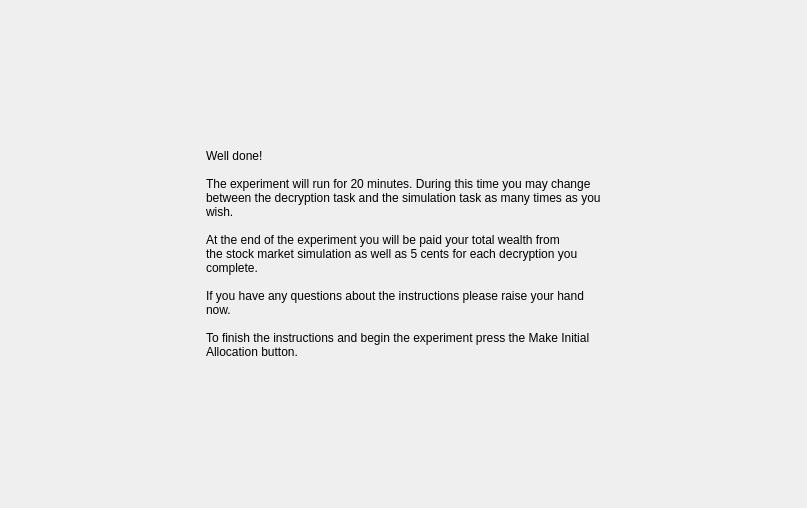
Before: the Qt Designer form MarketSimulation/instructionscreen8.ui in dwattttt/marketsim, drawn with Qt 5.
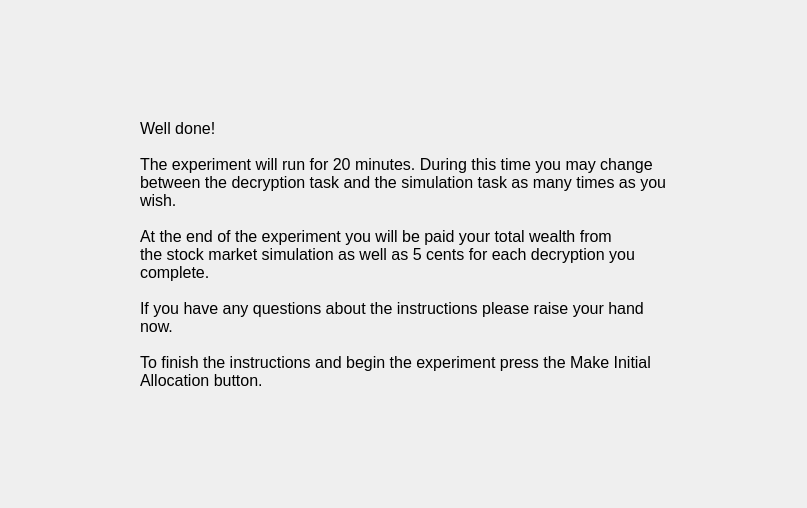
After: the same form once the commit is applied.

Diff of the .ui file:
```diff
--- a/MarketSimulation/instructionscreen8.ui
+++ b/MarketSimulation/instructionscreen8.ui
@@ -44,6 +44,11 @@
      </item>
      <item>
       <widget class="QLabel" name="label">
+       <property name="font">
+        <font>
+         <pointsize>12</pointsize>
+        </font>
+       </property>
        <property name="text">
         <string>Well done!
 
```
